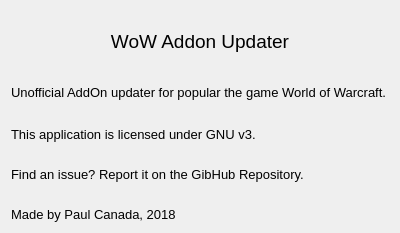
PaulCanada/wow-addon-updater, file ui/windows/about.ui: the form before one commit.
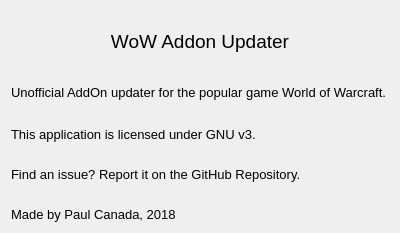
The form after the commit. Icons and pictures are not drawn.

Commit message: Fix typo in About window.

```diff
--- a/ui/windows/about.ui
+++ b/ui/windows/about.ui
@@ -85,7 +85,7 @@
       </font>
      </property>
      <property name="text">
-      <string>Unofficial AddOn updater for popular the game World of Warcraft.</string>
+      <string>Unofficial AddOn updater for the popular game World of Warcraft.</string>
      </property>
     </widget>
    </item>
@@ -153,7 +153,7 @@
       </font>
      </property>
      <property name="text">
-      <string>Find an issue? Report it on the GibHub Repository.</string>
+      <string>Find an issue? Report it on the GitHub Repository.</string>
      </property>
     </widget>
    </item>
```
The commit also changes 2 other files.
